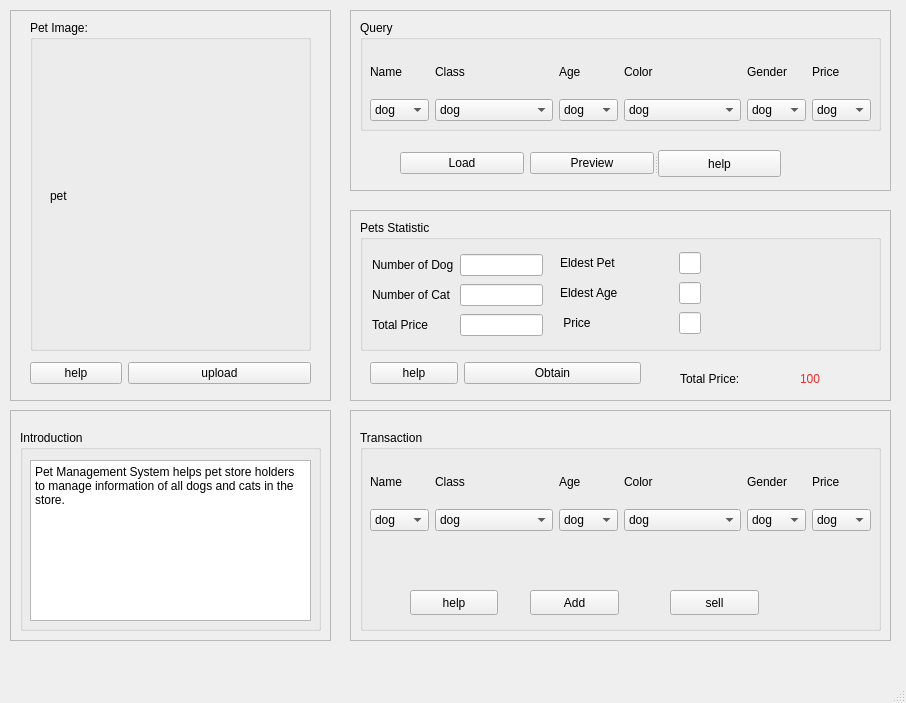
Qt form DB.ui (Luminary-S/db_pet) before a commit.
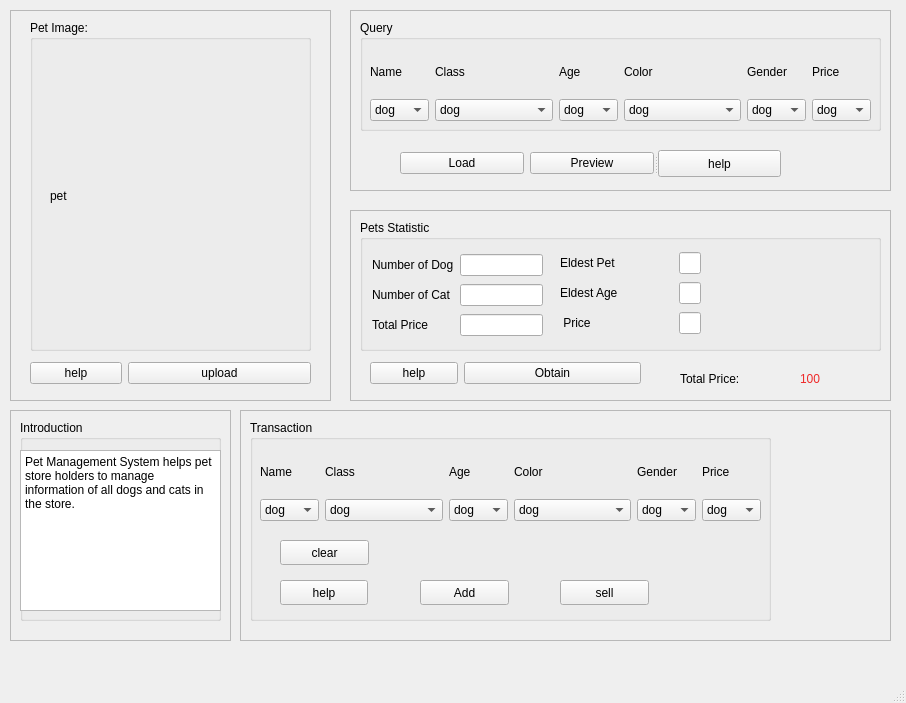
The same form after that commit.

Diff of the .ui file:
```diff
--- a/DB.ui
+++ b/DB.ui
@@ -444,7 +444,7 @@
      <rect>
       <x>10</x>
       <y>410</y>
-      <width>321</width>
+      <width>221</width>
       <height>231</height>
      </rect>
     </property>
@@ -458,8 +458,8 @@
      <property name="geometry">
       <rect>
        <x>10</x>
-       <y>20</y>
-       <width>301</width>
+       <y>10</y>
+       <width>201</width>
        <height>201</height>
       </rect>
      </property>
@@ -472,9 +472,9 @@
      <widget class="QPlainTextEdit" name="intro_plainTextEdit">
       <property name="geometry">
        <rect>
-        <x>10</x>
+        <x>0</x>
         <y>30</y>
-        <width>281</width>
+        <width>201</width>
         <height>161</height>
        </rect>
       </property>
@@ -488,9 +488,9 @@
    <widget class="QFrame" name="frame_5">
     <property name="geometry">
      <rect>
-      <x>350</x>
+      <x>240</x>
       <y>410</y>
-      <width>541</width>
+      <width>651</width>
       <height>231</height>
      </rect>
     </property>
@@ -504,7 +504,7 @@
      <property name="geometry">
       <rect>
        <x>10</x>
-       <y>20</y>
+       <y>10</y>
        <width>521</width>
        <height>201</height>
       </rect>
@@ -636,7 +636,7 @@
      <widget class="QPushButton" name="trans_help_btn">
       <property name="geometry">
        <rect>
-        <x>50</x>
+        <x>30</x>
         <y>160</y>
         <width>88</width>
         <height>25</height>
@@ -659,6 +659,19 @@
        <string>Add</string>
       </property>
      </widget>
+     <widget class="QPushButton" name="trans_clear_btn">
+      <property name="geometry">
+       <rect>
+        <x>30</x>
+        <y>120</y>
+        <width>89</width>
+        <height>25</height>
+       </rect>
+      </property>
+      <property name="text">
+       <string>clear</string>
+      </property>
+     </widget>
     </widget>
    </widget>
   </widget>
```
Left out of the diff: 16 changed lines with no effect on the pictures.
